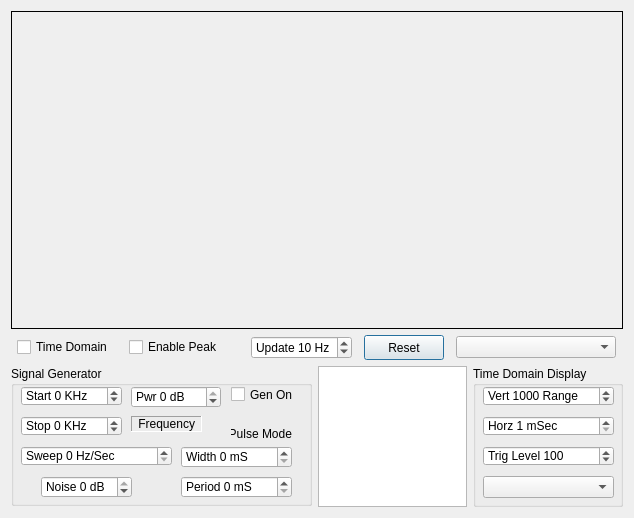
muonzoo/cutesdr, file gui/testbench.ui: the form before one commit.
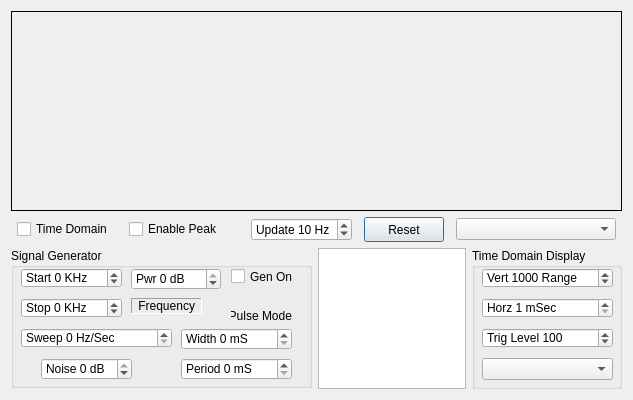
The form after the commit.

Commit message: kludge to get around issue with modeless dialog position off screen

The edit to the form file:
```diff
--- a/gui/testbench.ui
+++ b/gui/testbench.ui
@@ -6,13 +6,22 @@
    <rect>
     <x>0</x>
     <y>0</y>
-    <width>634</width>
-    <height>518</height>
+    <width>633</width>
+    <height>400</height>
    </rect>
   </property>
+  <property name="minimumSize">
+   <size>
+    <width>0</width>
+    <height>0</height>
+   </size>
+  </property>
   <property name="windowTitle">
    <string>Test Bench</string>
   </property>
+  <property name="sizeGripEnabled">
+   <bool>false</bool>
+  </property>
   <layout class="QGridLayout" name="gridLayout">
    <item row="0" column="0">
     <widget class="QFrame" name="frameGraph">
@@ -22,6 +31,12 @@
        <verstretch>0</verstretch>
       </sizepolicy>
      </property>
+     <property name="minimumSize">
+      <size>
+       <width>0</width>
+       <height>200</height>
+      </size>
+     </property>
      <property name="frameShape">
       <enum>QFrame::Box</enum>
      </property>
```
The commit also changes 1 other file.
